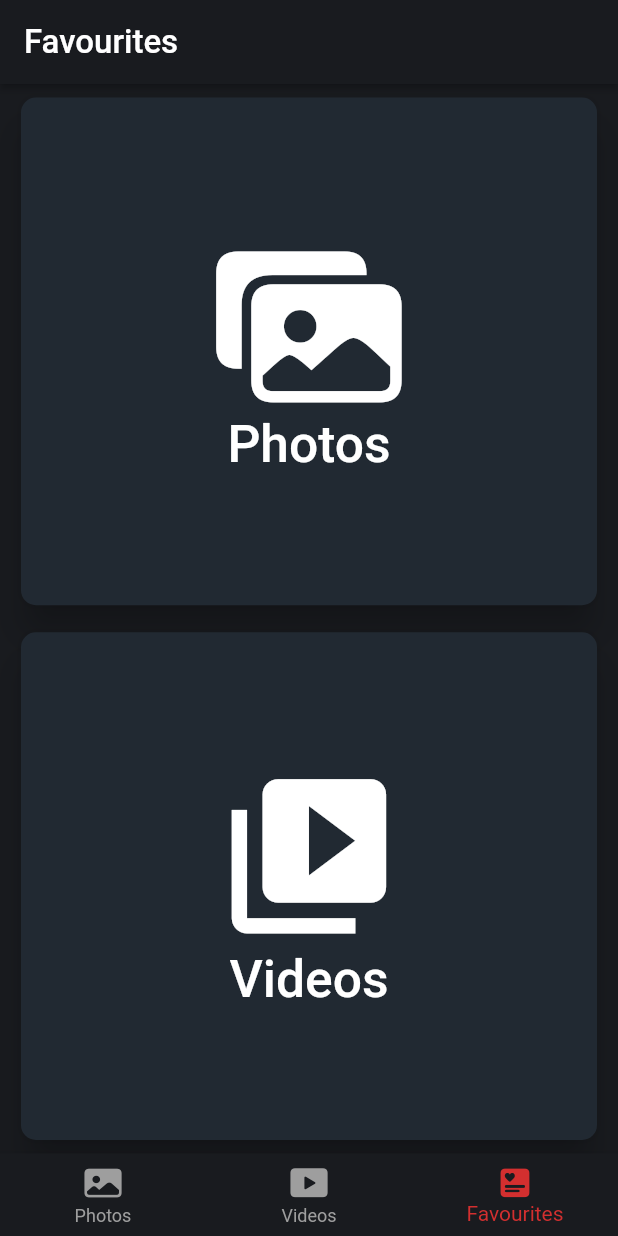
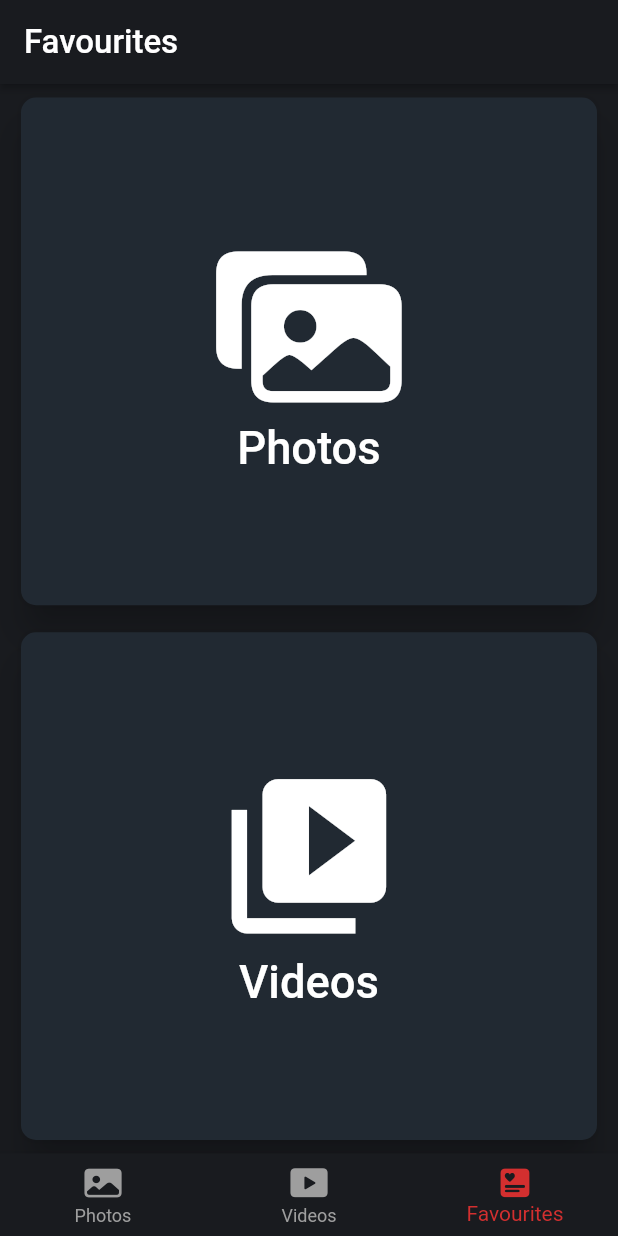
Before and after one commit to ali9653/multimedia_app, a Flutter app: the screen it shows after launch, item 3 of the bottom bar chosen, on a phone screen of 412 x 824 dp. Run offline on Flutter 3.47's test engine with Material 2 defaults, Android fonts, the phone set to English and light mode, and no system bars; our stand-ins replace cached_network_image, flick_video_player, get, hexcolor, lottie, pull_to_refresh and 2 more; network calls fail.

Commit message:
added comments

```diff
--- a/lib/providers/photo_provider/photo_provider.dart
+++ b/lib/providers/photo_provider/photo_provider.dart
@@ -11,6 +11,7 @@ class PhotosProvider with ChangeNotifier {
   RefreshController loadMoreController = RefreshController(initialRefresh: false);
   var page = 1;
 
+  // fetch all photos from api
   Future<List<Photo>> fetchPhotos() async {
     List<Photo>? photos = await ApiService.getPhotos(page);
     if (photos!.isNotEmpty) {
@@ -21,6 +22,7 @@ class PhotosProvider with ChangeNotifier {
     }
   }
 
+  // add or remove a photo from favourite photos
   void addOrRemoveFromFavourites (bool val, BuildContext context, Photo photo) {
     var favouritesProvider = Provider.of<FavouritesProvider>(context, listen: false).photosList;
     if(val) {
@@ -31,12 +33,15 @@ class PhotosProvider with ChangeNotifier {
 
   }
 
+  // tap to like or unlike a photo
   void likeUnlike(int index, BuildContext context) {
     this.photosList[index].liked = !this.photosList[index].liked!;
     addOrRemoveFromFavourites(this.photosList[index].liked!, context, this.photosList[index]);
     notifyListeners();
   }
 
+
+  // pull down to refresh photos
   void refreshPhotos() async {
     page = 0;
     List<Photo>? photos = await ApiService.getPhotos(page);
@@ -50,6 +55,7 @@ class PhotosProvider with ChangeNotifier {
     }
   }
 
+  // load more photos (pagination)
   void loadMorePhotos() async {
     page++;
     List<Photo>? photos = await ApiService.getPhotos(page);
--- a/lib/providers/video_provider/video_provider.dart
+++ b/lib/providers/video_provider/video_provider.dart
@@ -11,6 +11,7 @@ class VideosProvider with ChangeNotifier {
   RefreshController loadMoreController = RefreshController(initialRefresh: false);
   var page = 1;
 
+  // fetch all videos from api
   Future<List<Video>> fetchVideos() async {
     List<Video>? videos = await ApiService.getVideos(page);
     if (videos!.isNotEmpty) {
@@ -22,7 +23,7 @@ class VideosProvider with ChangeNotifier {
     }
   }
 
-
+  // add or remove a video from favourite videos
   void addOrRemoveFromFavourites (bool val, BuildContext context, Video video) {
     var favouritesProvider = Provider.of<FavouritesProvider>(context, listen: false).videosList;
     if(val) {
@@ -33,12 +34,14 @@ class VideosProvider with ChangeNotifier {
 
   }
 
+  // tap to like or unlike a video
   void likeUnlike(int index, BuildContext context) {
     this.videosList[index].liked = !this.videosList[index].liked!;
     addOrRemoveFromFavourites(this.videosList[index].liked!, context, this.videosList[index]);
     notifyListeners();
   }
 
+  // pull down to refresh videos
   void refreshVideos() async {
     page = 0;
     List<Video>? videos = await ApiService.getVideos(page);
@@ -52,6 +55,7 @@ class VideosProvider with ChangeNotifier {
     }
   }
 
+  // load more videos (pagination)
   void loadMoreVideos() async {
     page++;
     List<Video>? videos = await ApiService.getVideos(page);
--- a/lib/views/Favourites/favourites_view.dart
+++ b/lib/views/Favourites/favourites_view.dart
@@ -35,9 +35,11 @@ class FavouritesView extends StatelessWidget {
                   size: ScreenUtils.deviceWidth(30),
                   color: Colors.white,
                 ),
+
+                SizedBox(height: 5,),
                 Text(
                   title,
-                  style: whiteW500.copyWith(fontSize: ScreenUtils.fontSize(25)),
+                  style: whiteW500.copyWith(fontSize: ScreenUtils.fontSize(22)),
                 )
               ],
             ),
```
